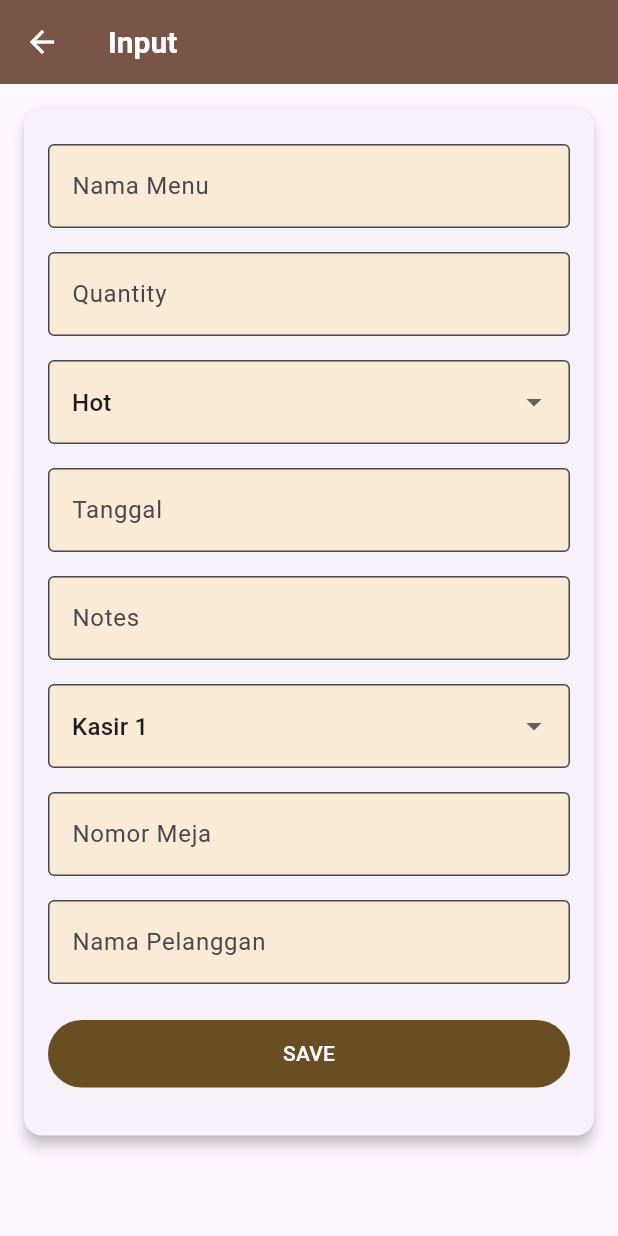
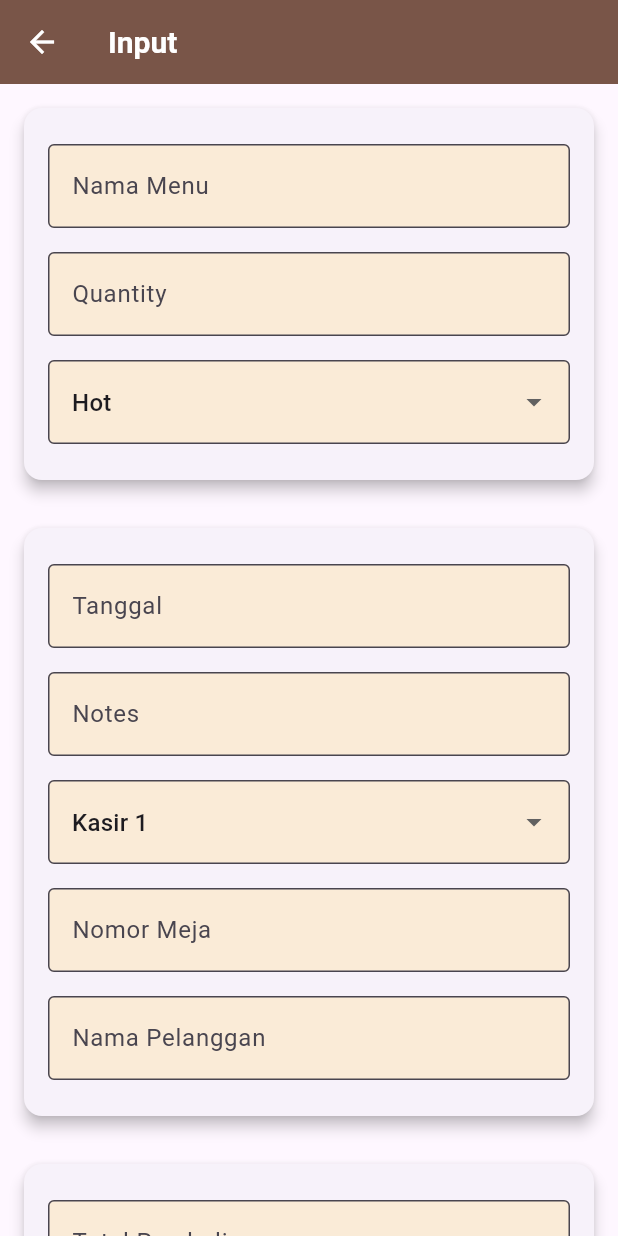
Before and after one commit to Riskikaa/rotigolovers_groupf, a Flutter app: the FormInput screen opened directly, on a phone screen of 412 x 824 dp. Run offline on Flutter 3.47's test engine with Material 3 defaults, Android fonts, the phone set to English and light mode, and no system bars; our stand-ins replace firebase_auth, firebase_core; accounts and stored records are empty; statements that could not run were skipped.

Commit message:
edit by riskika

```diff
--- a/lib/pages/halaman_konfirmasi.dart
+++ b/lib/pages/halaman_konfirmasi.dart
@@ -7,7 +7,7 @@ import '../utils/config.dart';
 import '../utils/rotigolovers_model.dart';
 
 class FormInput extends StatefulWidget {
-  final String? initialNamaMenu; // Tambahkan parameter untuk nama_menu
+  final String? initialNamaMenu;
 
   const FormInput({Key? key, this.initialNamaMenu}) : super(key: key);
 
@@ -34,7 +34,6 @@ class FormInputAddState extends State<FormInput> {
   @override
   void initState() {
     super.initState();
-    // Setel nilai nama_menu jika ada
     if (widget.initialNamaMenu != null) {
       nama_menu.text = widget.initialNamaMenu!;
     }
@@ -52,11 +51,14 @@ class FormInputAddState extends State<FormInput> {
             fontSize: 20,
           ),
         ),
-        backgroundColor: Colors.brown, // Set background color to brown
-        foregroundColor: Colors.white, // Set text color to white
+        backgroundColor: Colors.brown,
+        foregroundColor: Colors.white,
       ),
       body: SingleChildScrollView(
-        child: Card(
+        child: Column(
+          children: <Widget>[
+            // Card 1 - Menu Details
+            Card(
               margin: const EdgeInsets.all(16.0),
               elevation: 4,
               shape: RoundedRectangleBorder(
@@ -75,6 +77,22 @@ class FormInputAddState extends State<FormInput> {
                         jenis = newValue!;
                       });
                     }, jenis),
+                  ],
+                ),
+              ),
+            ),
+            // Card 2 - Additional Information
+            Card(
+              margin: const EdgeInsets.all(16.0),
+              elevation: 4,
+              shape: RoundedRectangleBorder(
+                borderRadius: BorderRadius.circular(12),
+              ),
+              child: Padding(
+                padding: const EdgeInsets.all(16.0),
+                child: Column(
+                  crossAxisAlignment: CrossAxisAlignment.start,
+                  children: <Widget>[
                     _buildTextField(tanggal, 'Tanggal', onTap: () {
                       showDialogPicker(context);
                     }),
@@ -87,6 +105,28 @@ class FormInputAddState extends State<FormInput> {
                     }, nama_kasir),
                     _buildTextField(nomor_meja, 'Nomor Meja'),
                     _buildTextField(nama_pelanggan, 'Nama Pelanggan'),
+                  ],
+                ),
+              ),
+            ),
+            // Card 3 - Total Purchase
+            Card(
+              margin: const EdgeInsets.all(16.0),
+              elevation: 4,
+              shape: RoundedRectangleBorder(
+                borderRadius: BorderRadius.circular(12),
+              ),
+              child: Padding(
+                padding: const EdgeInsets.all(16.0),
+                child: Column(
+                  crossAxisAlignment: CrossAxisAlignment.start,
+                  children: <Widget>[
+                    _buildTextField(total_pembelian, 'Total Pembelian'),
+                  ],
+                ),
+              ),
+            ),
+            // Save Button
             Padding(
               padding: const EdgeInsets.symmetric(vertical: 16.0),
               child: SizedBox(
@@ -94,8 +134,7 @@ class FormInputAddState extends State<FormInput> {
                 height: 45,
                 child: ElevatedButton(
                   style: ElevatedButton.styleFrom(
-                        backgroundColor:
-                            Color(0xFF6A4E23), // Brown color for button
+                    backgroundColor: Color(0xFF6A4E23),
                     elevation: 0,
                   ),
                   onPressed: () async {
@@ -104,13 +143,12 @@ class FormInputAddState extends State<FormInput> {
                       ScaffoldMessenger.of(context).showSnackBar(const SnackBar(
                           content: Text(
                               'Nama Menu dan Quantity tidak boleh kosong')));
-                          return; // Hentikan eksekusi jika ada input yang kosong
+                      return;
                     }
 
                     try {
                       // Pastikan parameter yang dikirim benar
-                          List response =
-                              jsonDecode(await ds.insertRotigolovers(
+                      List response = jsonDecode(await ds.insertRotigolovers(
                         appid,
                         nama_menu.text,
                         quantity.text,
@@ -124,7 +162,7 @@ class FormInputAddState extends State<FormInput> {
                       ));
 
                       if (kDebugMode) {
-                            print(response); // Debug response
+                        print(response);
                       }
 
                       List<RotigoloversModel> rotigolovers = response
@@ -132,7 +170,6 @@ class FormInputAddState extends State<FormInput> {
                           .toList();
 
                       if (rotigolovers.length == 1) {
-                            // Menavigasi ke halaman struk setelah berhasil simpan
                         Navigator.push(
                           context,
                           MaterialPageRoute(
@@ -143,26 +180,23 @@ class FormInputAddState extends State<FormInput> {
                         );
                       } else {
                         if (kDebugMode) {
-                              print("Error response: $response"); // Log error
+                          print("Error response: $response");
                         }
                       }
                     } catch (e) {
                       if (kDebugMode) {
-                            print("Error: $e"); // Tangani kesalahan
+                        print("Error: $e");
                       }
                     }
                   },
                   child: const Text(
                     "SAVE",
-                        style: TextStyle(
-                            color: Colors.white), // Adjusted text color
+                    style: TextStyle(color: Colors.white),
                   ),
                 ),
               ),
             ),
           ],
-            ),
-          ),
         ),
       ),
     );
@@ -178,7 +212,7 @@ class FormInputAddState extends State<FormInput> {
         decoration: InputDecoration(
           border: OutlineInputBorder(),
           hintText: hintText,
-          fillColor: Color(0xFFFAEBD7), // Light brown for background color
+          fillColor: Color(0xFFFAEBD7),
           filled: true,
         ),
         onTap: onTap,
@@ -194,7 +228,7 @@ class FormInputAddState extends State<FormInput> {
         decoration: InputDecoration(
           border: const OutlineInputBorder(),
           hintText: label,
-          fillColor: Color(0xFFFAEBD7), // Light brown for background color
+          fillColor: Color(0xFFFAEBD7),
           filled: true,
         ),
         value: currentValue,
@@ -252,7 +286,7 @@ class StrukPage extends StatelessWidget {
     return Scaffold(
       appBar: AppBar(
         title: const Text("Struk Transaksi"),
-        backgroundColor: Color(0xFF6A4E23), // Brown color for AppBar
+        backgroundColor: Color(0xFF6A4E23),
       ),
       body: Padding(
         padding: const EdgeInsets.all(16.0),
```
Also changed, not shown: lib/pages/halaman_keranjang.dart (+31 -14 lines), lib/pages/halaman_menu.dart (+45 -0 lines), firebase.json, lib/firebase_options.dart. Lines whose indentation alone changed are shown as unchanged.
